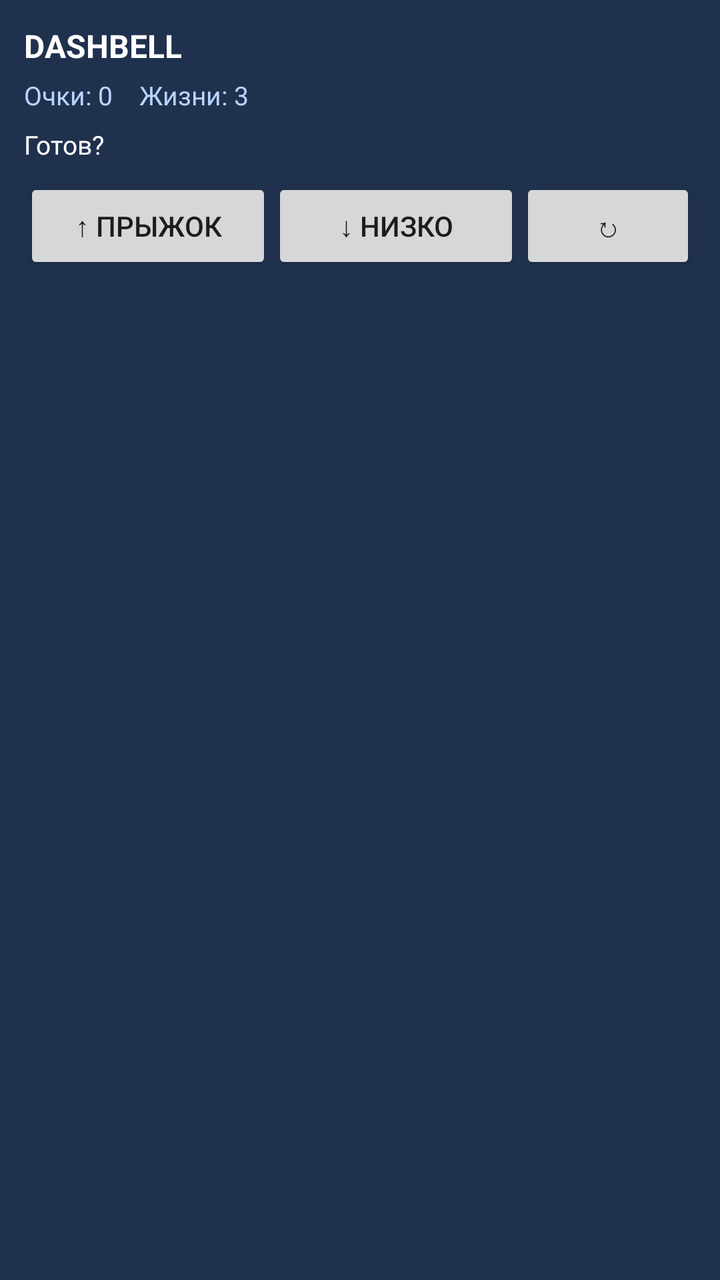
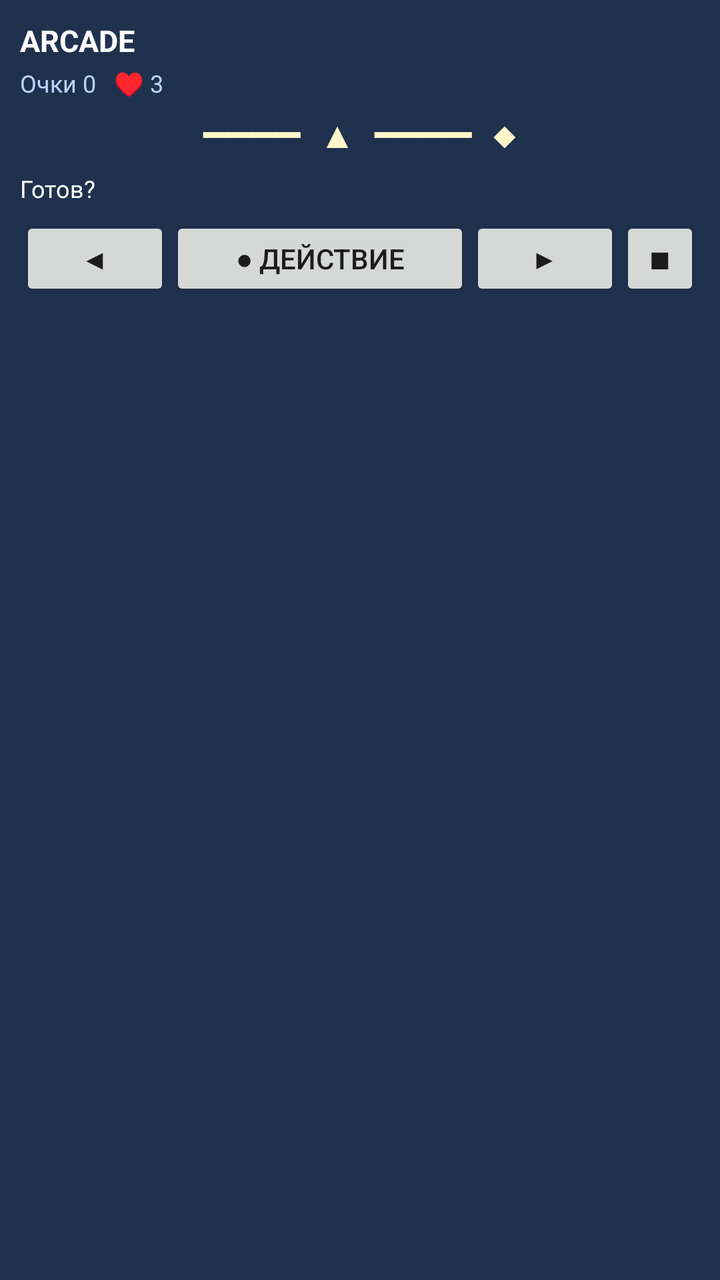

Before-and-after screenshots of an Android layout around one commit, followed by the original layout XML and the change that was made.
<!-- AndroidManifest.xml: application theme android:Theme.Material.Light.NoActionBar -->
<!-- res/layout/game_notification.xml -->
<?xml version="1.0" encoding="utf-8"?>
<LinearLayout xmlns:android="http://schemas.android.com/apk/res/android"
    android:layout_width="match_parent" android:layout_height="wrap_content"
    android:orientation="vertical" android:padding="12dp" android:background="#20314e">
    <TextView android:id="@+id/game_title" android:layout_width="match_parent" android:layout_height="wrap_content"
        android:text="DASHBELL" android:textColor="#ffffff" android:textStyle="bold" android:textSize="16sp"/>
    <TextView android:id="@+id/game_stats" android:layout_width="match_parent" android:layout_height="wrap_content"
        android:paddingTop="5dp" android:text="Очки: 0    Жизни: 3" android:textColor="#b9d4ff" android:textSize="13sp"/>
    <TextView android:id="@+id/game_message" android:layout_width="match_parent" android:layout_height="wrap_content"
        android:paddingTop="7dp" android:paddingBottom="8dp" android:text="Готов?" android:textColor="#ffffff" android:textSize="13sp"/>
    <LinearLayout android:layout_width="match_parent" android:layout_height="wrap_content" android:orientation="horizontal">
        <Button android:id="@+id/btn_jump" android:layout_width="0dp" android:layout_height="48dp" android:layout_weight="1"
            android:text="↑ ПРЫЖОК" android:textAllCaps="false"/>
        <Button android:id="@+id/btn_duck" android:layout_width="0dp" android:layout_height="48dp" android:layout_weight="1"
            android:text="↓ НИЗКО" android:textAllCaps="false"/>
        <Button android:id="@+id/btn_reset" android:layout_width="wrap_content" android:layout_height="48dp"
            android:text="↻" android:textAllCaps="false"/>
    </LinearLayout>
</LinearLayout>
<!-- resources referenced by this layout -->
<resources>

</resources>

<!-- the commit's change to res/layout/game_notification.xml (unified diff, before → after) -->
@@ -1,19 +1,25 @@
 <?xml version="1.0" encoding="utf-8"?>
 <LinearLayout xmlns:android="http://schemas.android.com/apk/res/android"
     android:layout_width="match_parent" android:layout_height="wrap_content"
-    android:orientation="vertical" android:padding="12dp" android:background="#20314e">
+    android:orientation="vertical" android:padding="10dp" android:background="#20314e">
     <TextView android:id="@+id/game_title" android:layout_width="match_parent" android:layout_height="wrap_content"
-        android:text="DASHBELL" android:textColor="#ffffff" android:textStyle="bold" android:textSize="16sp"/>
+        android:text="ARCADE" android:textColor="#ffffff" android:textStyle="bold" android:textSize="15sp"/>
     <TextView android:id="@+id/game_stats" android:layout_width="match_parent" android:layout_height="wrap_content"
-        android:paddingTop="5dp" android:text="Очки: 0    Жизни: 3" android:textColor="#b9d4ff" android:textSize="13sp"/>
+        android:paddingTop="3dp" android:text="Очки 0   ♥ 3" android:textColor="#b9d4ff" android:textSize="12sp"/>
+    <TextView android:id="@+id/game_board" android:layout_width="match_parent" android:layout_height="wrap_content"
+        android:paddingTop="6dp" android:paddingBottom="5dp" android:gravity="center"
+        android:fontFamily="monospace" android:text="━━━━ ▲ ━━━━ ◆" android:textColor="#fff5cb"
+        android:textStyle="bold" android:textSize="17sp"/>
     <TextView android:id="@+id/game_message" android:layout_width="match_parent" android:layout_height="wrap_content"
-        android:paddingTop="7dp" android:paddingBottom="8dp" android:text="Готов?" android:textColor="#ffffff" android:textSize="13sp"/>
+        android:paddingTop="2dp" android:paddingBottom="6dp" android:text="Готов?" android:textColor="#ffffff" android:textSize="12sp"/>
     <LinearLayout android:layout_width="match_parent" android:layout_height="wrap_content" android:orientation="horizontal">
-        <Button android:id="@+id/btn_jump" android:layout_width="0dp" android:layout_height="48dp" android:layout_weight="1"
-            android:text="↑ ПРЫЖОК" android:textAllCaps="false"/>
-        <Button android:id="@+id/btn_duck" android:layout_width="0dp" android:layout_height="48dp" android:layout_weight="1"
-            android:text="↓ НИЗКО" android:textAllCaps="false"/>
-        <Button android:id="@+id/btn_reset" android:layout_width="wrap_content" android:layout_height="48dp"
-            android:text="↻" android:textAllCaps="false"/>
+        <Button android:id="@+id/btn_left" android:layout_width="0dp" android:layout_height="42dp" android:layout_weight="1"
+            android:text="◀" android:textAllCaps="false" android:minWidth="0dp"/>
+        <Button android:id="@+id/btn_action" android:layout_width="0dp" android:layout_height="42dp" android:layout_weight="2"
+            android:text="● ДЕЙСТВИЕ" android:textAllCaps="false" android:minWidth="0dp"/>
+        <Button android:id="@+id/btn_right" android:layout_width="0dp" android:layout_height="42dp" android:layout_weight="1"
+            android:text="▶" android:textAllCaps="false" android:minWidth="0dp"/>
+        <Button android:id="@+id/btn_reset" android:layout_width="40dp" android:layout_height="42dp"
+            android:text="■" android:textAllCaps="false" android:minWidth="0dp"/>
     </LinearLayout>
 </LinearLayout>
